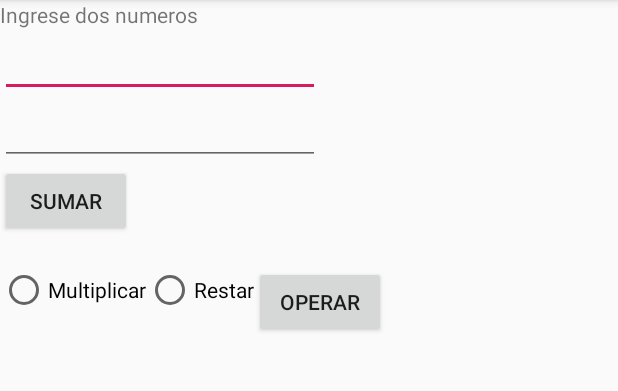
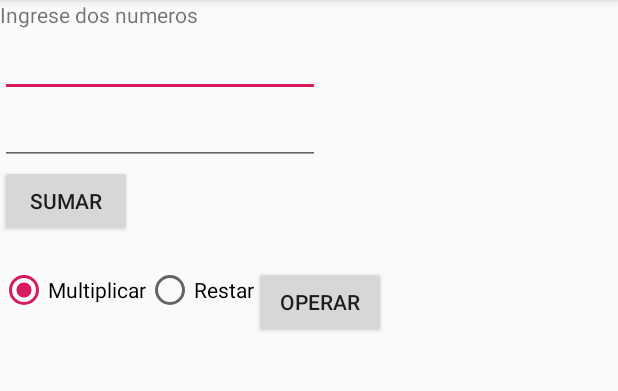
Before and after one commit to cristian16b/Android-PrimerosPasos, an Android app: the screen it shows after launch (MainActivity), on a phone screen of 412 x 824 dp, the part 84-475 px from its top. Run offline under Robolectric (Android 15) with nearby library versions, the phone set to English and light mode, and no system bars.

```diff
--- a/app/src/main/res/layout/activity_main.xml
+++ b/app/src/main/res/layout/activity_main.xml
@@ -70,13 +70,15 @@
                     android:id="@+id/radioMultiplicar"
                     android:layout_width="match_parent"
                     android:layout_height="wrap_content"
+                    android:checked="true"
+                    android:clickable="true"
                     android:text="Multiplicar" />
 
                 <RadioButton
                     android:id="@+id/radioRestar"
                     android:layout_width="match_parent"
                     android:layout_height="wrap_content"
-                    android:clickable="false"
+                    android:clickable="true"
                     android:text="Restar" />
             </RadioGroup>
 
```
